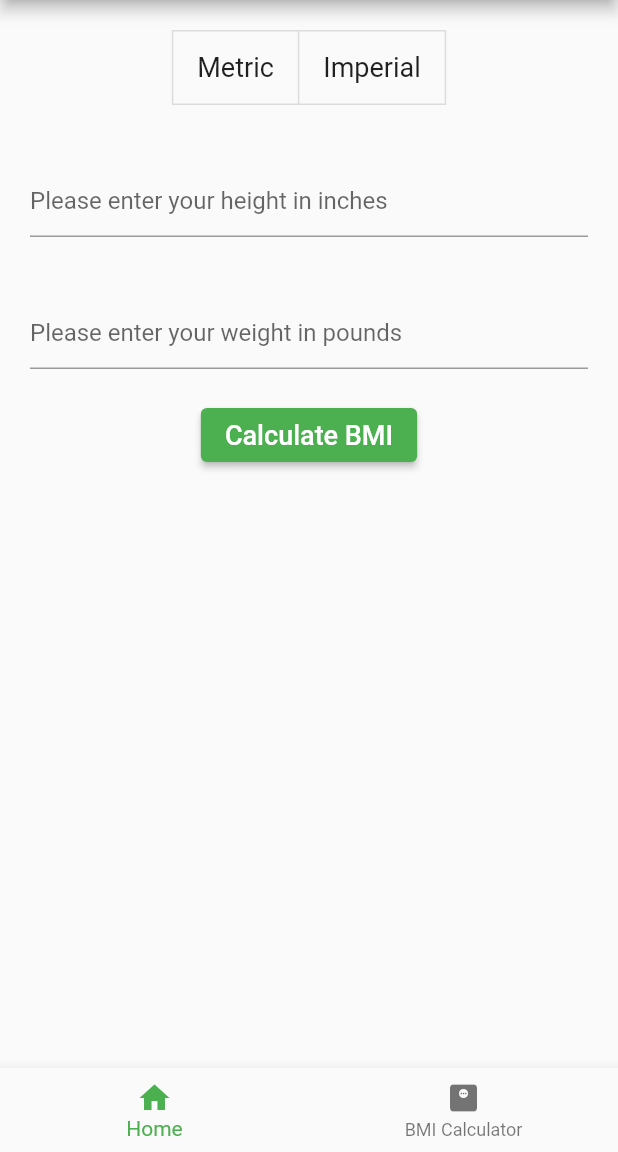
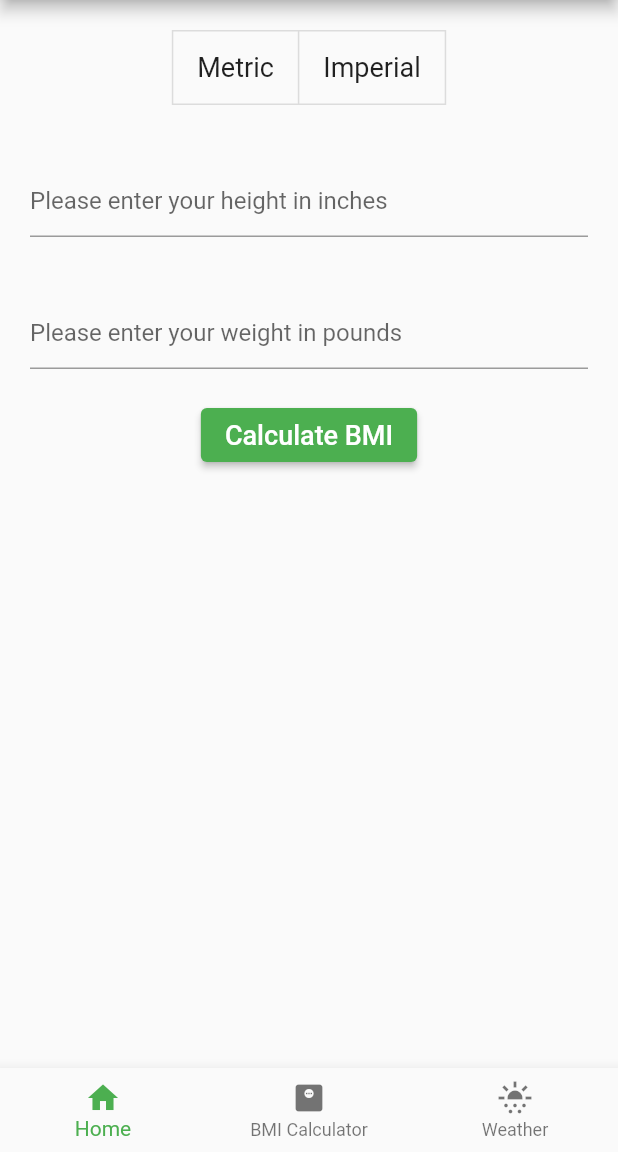
Before and after one commit to ninjamon23/FitnessAppDemo, a Flutter app: the BmiScreen screen opened by its route, on a phone screen of 412 x 824 dp, the part 84-1236 px from its top. Run offline on Flutter 3.47's test engine with Material 2 defaults, Android fonts, the phone set to English and light mode, and no system bars.

Commit message:
in progress weather page.

```diff
--- /dev/null
+++ b/lib/api/http_helper.dart
@@ -0,0 +1,5 @@
+import 'package:http/http.dart';
+
+class HttpHelper{
+  // https://api.openweathermap.org/data/2.5/weather?q=London,uk&appid=183a1ac36d3e05b3d528f4f81bd5d8b9
+}
--- a/lib/main.dart
+++ b/lib/main.dart
@@ -1,5 +1,6 @@
 import 'package:familiarization/screens/bmi_screen.dart';
 import 'package:familiarization/screens/intro_screen.dart';
+import 'package:familiarization/screens/weather_screen.dart';
 import 'package:flutter/material.dart';
 
 void main(List<String> args) {
@@ -15,7 +16,8 @@ class FlutterFitnessApp extends StatelessWidget {
       theme: ThemeData(primarySwatch: Colors.green),
       routes: {
         '/': (context) => const IntroScreen(),
-        '/bmi':(context) => const BmiScreen()
+        '/bmi':(context) => const BmiScreen(),
+        '/weather':(context) => const WeatherPage()
       },
       initialRoute: '/',
     );
--- /dev/null
+++ b/lib/screens/weather_screen.dart
@@ -0,0 +1,23 @@
+import 'package:familiarization/shared/menu_drawer.dart';
+import 'package:flutter/material.dart';
+
+
+
+import '../shared/bottom_nav.dart';class WeatherPage extends StatefulWidget {
+  const WeatherPage({ Key? key }) : super(key: key);
+
+  @override
+  State<WeatherPage> createState() => _WeatherPageState();
+}
+
+class _WeatherPageState extends State<WeatherPage> {
+  @override
+  Widget build(BuildContext context) {
+    return Scaffold(
+      appBar: AppBar(title: const Text('Weather')),
+      drawer: const MenuDrawer(),
+      bottomNavigationBar: const BottomNav(),
+      body: const Center(child: FlutterLogo()),
+    );
+  }
+}
--- a/lib/shared/bottom_nav.dart
+++ b/lib/shared/bottom_nav.dart
@@ -13,12 +13,15 @@ class BottomNav extends StatelessWidget {
         case 1:
           Navigator.pushNamed(context, '/bmi');
           break;
+        case 2:
+          Navigator.pushNamed(context, '/weather');
+          break;
       }
     },);
   }
 
   List<BottomNavigationBarItem> buildBottomNav(BuildContext context) {
-    List<String> menuItems = ['Home', 'BMI Calculator'];
+    List<String> menuItems = ['Home', 'BMI Calculator', 'Weather'];
     List<BottomNavigationBarItem> menu = [];
     for (var element in menuItems) {
       switch (element) {
@@ -30,6 +33,10 @@ class BottomNav extends StatelessWidget {
           menu.add(const BottomNavigationBarItem(
               icon: Icon(Icons.monitor_weight), label: 'BMI Calculator'));
           break;
+        case 'Weather':
+          menu.add(const BottomNavigationBarItem(
+              icon: Icon(Icons.sunny_snowing), label: 'Weather'));
+          break;
         default:
       }
     }
--- a/lib/shared/menu_drawer.dart
+++ b/lib/shared/menu_drawer.dart
@@ -35,6 +35,9 @@ class MenuDrawer extends StatelessWidget {
             case 'BMI Calculator':
               Navigator.pushNamed(context, '/bmi');
               break;
+            case 'Weather':
+              Navigator.pushNamed(context, '/weather');
+              break;
             default:
           }
         },
--- a/pubspec.yaml
+++ b/pubspec.yaml
@@ -34,6 +34,7 @@ dependencies:
   # The following adds the Cupertino Icons font to your application.
   # Use with the CupertinoIcons class for iOS style icons.
   cupertino_icons: ^1.0.2
+  http: ^0.13.4
 
 dev_dependencies:
   flutter_test:
```
Also changed, not shown: pubspec.lock, 1 other file.
